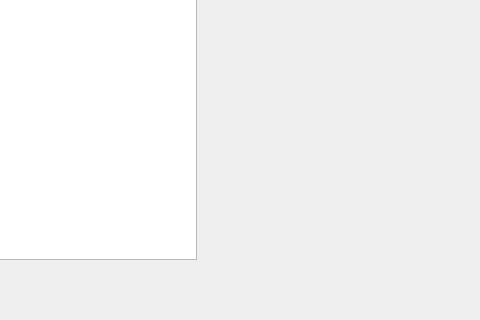
Banadora/tails, file mainwindow.ui: the form before one commit; both pictures show x 187 to 667 and y 141 to 461 of the 837 by 461 pixel window.
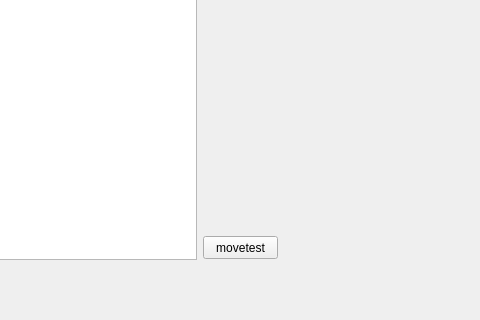
The form after the commit.

```diff
--- a/mainwindow.ui
+++ b/mainwindow.ui
@@ -43,6 +43,19 @@
      <string>My debugz</string>
     </property>
    </widget>
+   <widget class="QPushButton" name="movetest">
+    <property name="geometry">
+     <rect>
+      <x>390</x>
+      <y>360</y>
+      <width>75</width>
+      <height>23</height>
+     </rect>
+    </property>
+    <property name="text">
+     <string>movetest</string>
+    </property>
+   </widget>
   </widget>
   <widget class="QMenuBar" name="menuBar">
    <property name="geometry">
```
